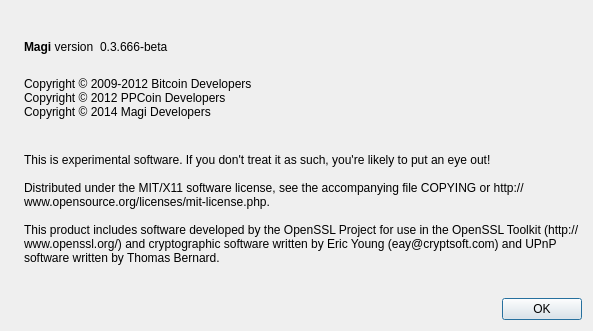
First picture: the form in src/qt/forms/aboutdialog.ui, repository m-pays/magi, before the edit.
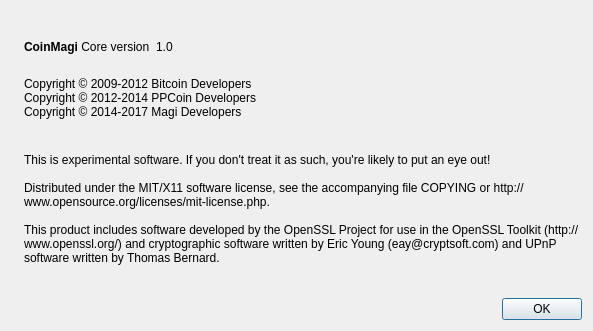
Second picture: the form after the edit. Icons and pictures are not drawn.

The edit to the form file:
```diff
--- a/src/qt/forms/aboutdialog.ui
+++ b/src/qt/forms/aboutdialog.ui
@@ -50,7 +50,7 @@
           <cursorShape>IBeamCursor</cursorShape>
          </property>
          <property name="text">
-          <string>&lt;b&gt;Magi&lt;/b&gt; version</string>
+          <string>&lt;b&gt;CoinMagi&lt;/b&gt; Core version</string>
          </property>
          <property name="textInteractionFlags">
           <set>Qt::LinksAccessibleByMouse|Qt::TextSelectableByKeyboard|Qt::TextSelectableByMouse</set>
@@ -63,7 +63,7 @@
           <cursorShape>IBeamCursor</cursorShape>
          </property>
          <property name="text">
-          <string notr="true">0.3.666-beta</string>
+          <string notr="true">1.0</string>
          </property>
          <property name="textInteractionFlags">
           <set>Qt::LinksAccessibleByMouse|Qt::TextSelectableByKeyboard|Qt::TextSelectableByMouse</set>
@@ -93,8 +93,8 @@
        <property name="text">
         <string>
 Copyright © 2009-2012 Bitcoin Developers
-Copyright © 2012 PPCoin Developers
-Copyright © 2014 Magi Developers
+Copyright © 2012-2014 PPCoin Developers
+Copyright © 2014-2017 Magi Developers
 </string>
        </property>
        <property name="textInteractionFlags">
```
Left out of the diff: 15 changed lines with no effect on the pictures. Lines whose indentation alone changed are shown as unchanged.
